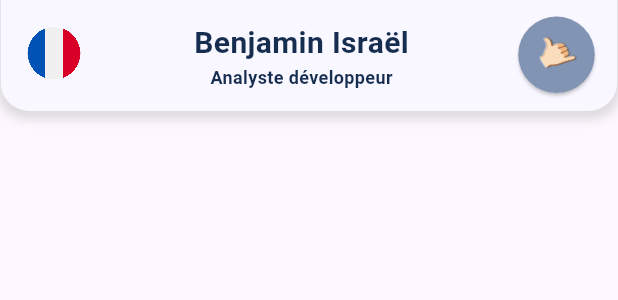
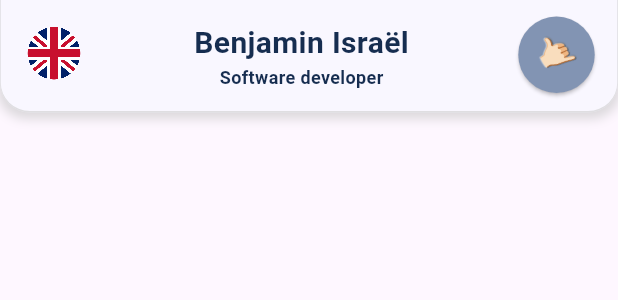
Before and after one commit to adagioribbit/flutter_online_resume, a Flutter app: the SiteHeader widget shown alone on an empty page, opened directly, on a phone screen of 412 x 824 dp. Shown: the top 300 px of the screen. Run offline on Flutter 3.47's test engine with Material 3 defaults, Android fonts, the phone set to English and light mode, and no system bars; our stand-ins replace carousel_slider, rxdart, scrollable_positioned_list, web; project files that could hold a hidden picture were left out.

```diff
--- a/lib/helpers/globals.dart
+++ b/lib/helpers/globals.dart
@@ -1,10 +1,13 @@
+import 'dart:ui' show PlatformDispatcher;
+
 import 'package:carousel_slider/carousel_controller.dart'
     show CarouselSliderController;
 import 'package:flutter/material.dart';
 import 'package:scrollable_positioned_list/scrollable_positioned_list.dart'
     show ItemScrollController;
 
-ValueNotifier<String> appLanguage = ValueNotifier<String>('fr');
+ValueNotifier<String> appLanguage = ValueNotifier<String>(
+    PlatformDispatcher.instance.locale.toString().substring(0, 2));
 ValueNotifier<bool> isDarkMode = ValueNotifier<bool>(false);
 ValueNotifier<bool> isFoldable = ValueNotifier<bool>(false);
 
--- a/lib/widgets/appbar/site_header.dart
+++ b/lib/widgets/appbar/site_header.dart
@@ -34,13 +34,14 @@ class _SiteHeaderState extends State<SiteHeader> with TickerProviderStateMixin {
   var languageButton = ValueListenableBuilder(
       valueListenable: globals.appLanguage,
       builder: (context, language, widget) {
+        String secondLanguage = (language == 'fr' ? 'en' : 'fr');
         return FlippingAppBarIconButton(
-            frontImageFilePath: AppStrings.LANGUAGE_SWITCH_IMAGE_PATH['fr']!,
-            backImageFilePath: AppStrings.LANGUAGE_SWITCH_IMAGE_PATH['en']!,
+            frontImageFilePath:
+                AppStrings.LANGUAGE_SWITCH_IMAGE_PATH[language]!,
+            backImageFilePath: AppStrings.LANGUAGE_SWITCH_IMAGE_PATH[language]!,
             frontTooltip: AppStrings.LANGUAGE_SWITCH_TOOLTIP[language],
             backTooltip: AppStrings.LANGUAGE_SWITCH_TOOLTIP[language],
-            onPressedClbk: () =>
-                {globals.appLanguage.value = (language == 'fr' ? 'en' : 'fr')});
+            onPressedClbk: () => {globals.appLanguage.value = secondLanguage});
       });
 
   var darkModeButton = ValueListenableBuilder(
```
Also changed, not shown: 1 other file.
